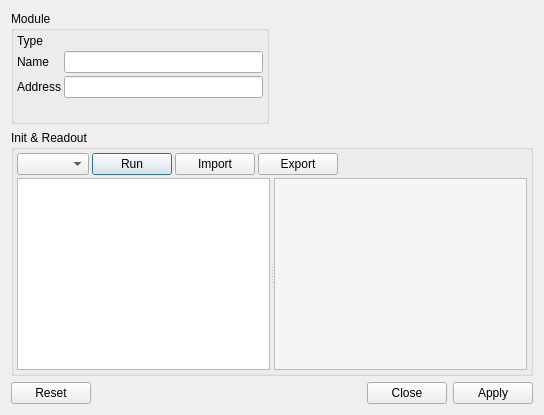
The window that module_config_dialog.ui (flueke/mvme) describes before a commit, drawn with Qt 5.
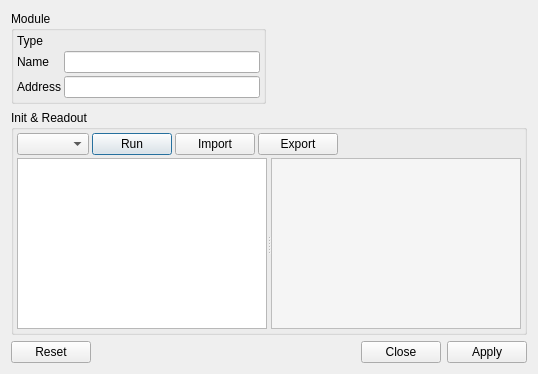
The same window after the commit.

```diff
--- a/module_config_dialog.ui
+++ b/module_config_dialog.ui
@@ -6,14 +6,14 @@
    <rect>
     <x>0</x>
     <y>0</y>
-    <width>544</width>
-    <height>415</height>
+    <width>538</width>
+    <height>374</height>
    </rect>
   </property>
   <property name="windowTitle">
    <string>Dialog</string>
   </property>
-  <layout class="QGridLayout" name="gridLayout">
+  <layout class="QGridLayout" name="gridLayout" rowstretch="0,1,0">
    <item row="1" column="0" colspan="2">
     <widget class="QGroupBox" name="groupBox">
      <property name="title">
```
